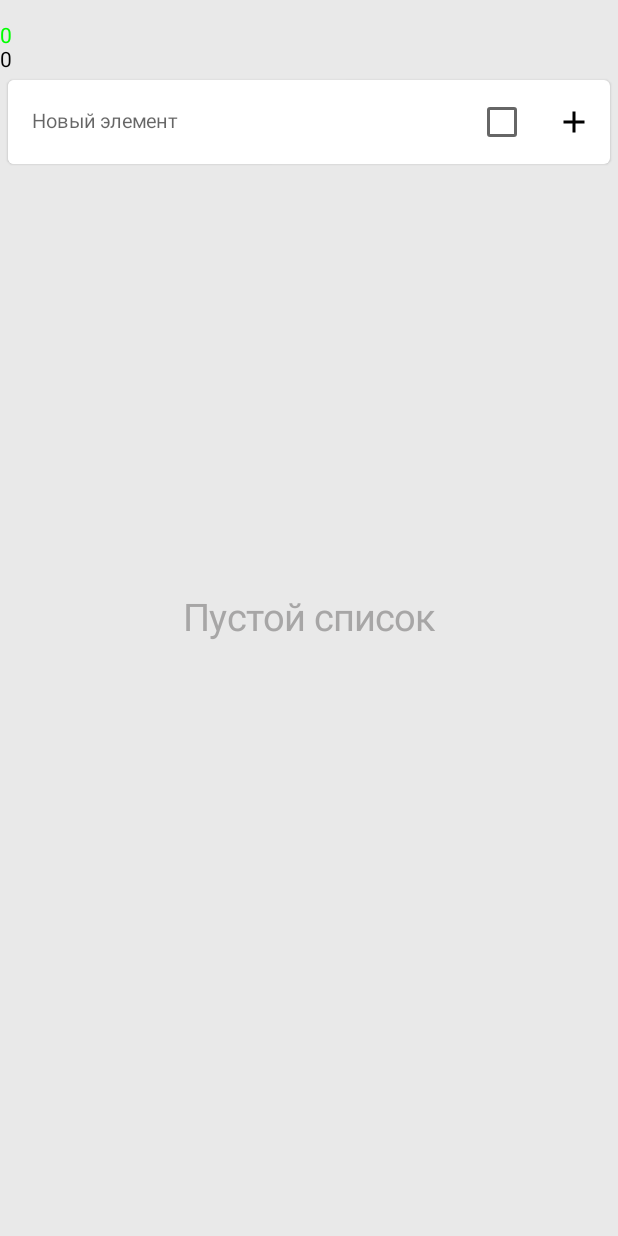
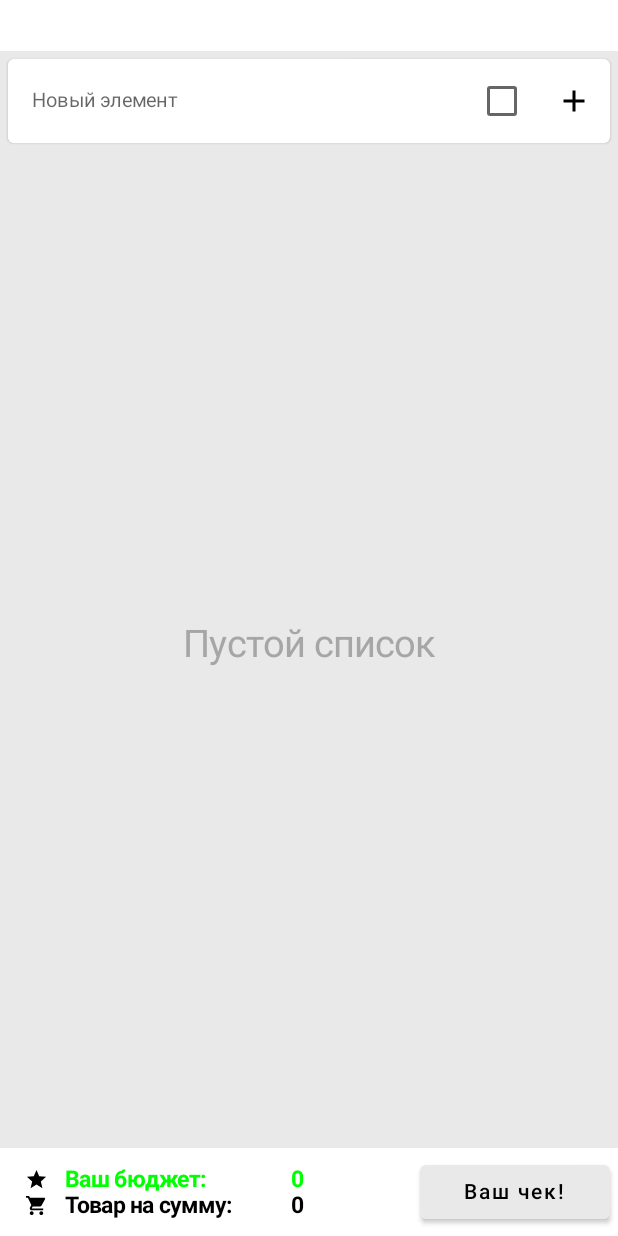
Before and after one commit to DenielP4/ShoppingList, an Android app built with Jetpack Compose: the composable AddItemScreen shown on its own in the app's theme, on a phone screen of 412 x 824 dp. Run offline under Robolectric (Android 15) with nearby library versions, the phone set to English and light mode, and no system bars; our stand-ins replace Dagger/Hilt's generated code, Room's generated code; 2 statements that could not run were skipped.

Commit message:
Update AddItemScreen

```diff
--- a/app/src/main/java/com/example/shoppinglist/add_item_screen/AddItemScreen.kt
+++ b/app/src/main/java/com/example/shoppinglist/add_item_screen/AddItemScreen.kt
@@ -2,26 +2,35 @@ package com.example.shoppinglist.add_item_screen
 
 import android.annotation.SuppressLint
 import androidx.compose.foundation.background
+import androidx.compose.foundation.layout.Arrangement
+import androidx.compose.foundation.layout.Box
 import androidx.compose.foundation.layout.Column
 import androidx.compose.foundation.layout.Row
 import androidx.compose.foundation.layout.fillMaxSize
 import androidx.compose.foundation.layout.fillMaxWidth
 import androidx.compose.foundation.layout.padding
+import androidx.compose.foundation.layout.size
 import androidx.compose.foundation.layout.wrapContentHeight
 import androidx.compose.foundation.layout.wrapContentWidth
 import androidx.compose.foundation.lazy.LazyColumn
 import androidx.compose.foundation.lazy.items
 import androidx.compose.material.Button
+import androidx.compose.material.ButtonColors
+import androidx.compose.material.ButtonDefaults
 import androidx.compose.material.Card
 import androidx.compose.material.Checkbox
 import androidx.compose.material.Icon
 import androidx.compose.material.IconButton
+import androidx.compose.material.MaterialTheme
 import androidx.compose.material.Scaffold
 import androidx.compose.material.Snackbar
 import androidx.compose.material.SnackbarHost
 import androidx.compose.material.Text
 import androidx.compose.material.TextField
 import androidx.compose.material.TextFieldDefaults
+import androidx.compose.material.icons.Icons
+import androidx.compose.material.icons.filled.ShoppingCart
+import androidx.compose.material.icons.filled.Star
 
 import androidx.compose.material.rememberScaffoldState
 import androidx.compose.runtime.Composable
@@ -35,12 +44,14 @@ import androidx.compose.ui.Modifier
 import androidx.compose.ui.graphics.Color
 import androidx.compose.ui.res.painterResource
 import androidx.compose.ui.text.TextStyle
+import androidx.compose.ui.text.font.FontWeight
 import androidx.compose.ui.text.style.TextAlign
 import androidx.compose.ui.unit.dp
 import androidx.compose.ui.unit.sp
 import androidx.hilt.navigation.compose.hiltViewModel
 import com.example.shoppinglist.R
 import com.example.shoppinglist.dialog.MainDialog
+import com.example.shoppinglist.receipt_dialog.ReceiptDialog
 import com.example.shoppinglist.ui.theme.DarkText
 import com.example.shoppinglist.ui.theme.EmptyText
 import com.example.shoppinglist.ui.theme.GrayLight
@@ -80,23 +91,103 @@ fun AddItemScreen(
                     backgroundColor = RedLight
                 )
             }
+        },
+        topBar = {
+            Box() {
+                Text(
+                    text = viewModel.currentList,
+                    fontSize = 20.sp,
+                    fontWeight = FontWeight.Bold,
+                    textAlign = TextAlign.Center,
+                    modifier = Modifier
+                        .padding(5.dp)
+                        .fillMaxWidth()
+                )
+            }
+        },
+        bottomBar = {
+            Box(
+                modifier = Modifier
+                    .background(Color.White)
+                    .fillMaxWidth()
+            ) {
+                Row(
+                    horizontalArrangement = Arrangement.SpaceBetween,
+                    verticalAlignment = Alignment.CenterVertically
+                ) {
+                    Column(
+                        modifier = Modifier
+                            .weight(2f)
+                            .padding(5.dp)
+                    ) {
+                        Row(verticalAlignment = Alignment.CenterVertically) {
+                            Icon(
+                                imageVector = Icons.Default.Star,
+                                contentDescription = "Budget",
+                                modifier = Modifier
+                                    .weight(0.5f)
+                                    .size(15.dp)
+                            )
+                            Text(
+                                text = "Ваш бюджет:",
+                                color = viewModel.colorBudget,
+                                fontSize = 15.sp,
+                                fontWeight = FontWeight.Bold,
+                                modifier = Modifier.weight(2f)
+                            )
+                            Text(
+                                text = "${viewModel.currentBudget}",
+                                color = viewModel.colorBudget,
+                                fontSize = 15.sp,
+                                fontWeight = FontWeight.Bold,
+                                modifier = Modifier.weight(1f)
+                            )
+                        }
+                        Row(verticalAlignment = Alignment.CenterVertically) {
+                            Icon(
+                                imageVector = Icons.Default.ShoppingCart,
+                                contentDescription = "Basket",
+                                modifier = Modifier
+                                    .weight(0.5f)
+                                    .size(15.dp)
+                            )
+                            Text(
+                                text = "Товар на сумму:",
+                                fontSize = 15.sp,
+                                fontWeight = FontWeight.Bold,
+                                modifier = Modifier.weight(2f)
+                            )
+                            Text(
+                                text = "${viewModel.basket}",
+                                fontSize = 15.sp,
+                                fontWeight = FontWeight.Bold,
+                                modifier = Modifier.weight(1f)
+                            )
+                        }
+                    }
+                    Button(
+                        onClick = {
+                            viewModel.onEvent(AddItemEvent.OnGenerateReceipt)
+                        },
+                        colors = ButtonDefaults.buttonColors(backgroundColor = viewModel.colorReceipt),
+                        modifier = Modifier
+                            .weight(1f)
+                            .padding(5.dp)
+                    ) {
+                        Text(
+                            text = "Ваш чек!"
+                        )
+                    }
+                }
+            }
         }
     ) {
         Column(
             modifier = Modifier
                 .fillMaxSize()
                 .background(GrayLight)
+                .padding(bottom = 65.dp)
         ) {
-            Text(
-                text = viewModel.currentList
-            )
-            Text(
-                text = viewModel.currentBudget.toString(),
-                color = viewModel.colorBudget
-            )
-            Text(
-                text = viewModel.basket.toString()
-            )
             Card(
                 modifier = Modifier
                     .fillMaxWidth()
@@ -168,17 +259,9 @@ fun AddItemScreen(
                     }
                 }
             }
-            Button(
-                onClick = {
-                    viewModel.onEvent(AddItemEvent.OnGenerateReceipt)
-                }
-            ) {
-                Text(
-                    text = "Ваш чек!"
-                )
-            }
         }
         MainDialog(viewModel)
+        ReceiptDialog(viewModel)
         if (itemsList?.value?.isEmpty() == true) {
             Text(
                 modifier = Modifier
--- a/app/src/main/java/com/example/shoppinglist/add_item_screen/AddItemViewModel.kt
+++ b/app/src/main/java/com/example/shoppinglist/add_item_screen/AddItemViewModel.kt
@@ -12,12 +12,16 @@ import androidx.lifecycle.ViewModel
 import androidx.lifecycle.viewModelScope
 import com.example.shoppinglist.data.AddItem
 import com.example.shoppinglist.data.AddItemRepository
-//import com.example.shoppinglist.data.ReceiptListRepository
+import com.example.shoppinglist.data.ReceiptListItem
 import com.example.shoppinglist.data.ShoppingListItem
 import com.example.shoppinglist.dialog.DialogController
 import com.example.shoppinglist.dialog.DialogEvent
 import com.example.shoppinglist.main_screen.MainScreenEvent
+import com.example.shoppinglist.receipt_dialog.ReceiptDialogController
+import com.example.shoppinglist.receipt_dialog.ReceiptDialogEvent
+import com.example.shoppinglist.ui.theme.GrayLight
 import com.example.shoppinglist.utils.UiEvent
+import com.example.shoppinglist.utils.getCurrentTime
 import dagger.hilt.android.lifecycle.HiltViewModel
 import kotlinx.coroutines.channels.Channel
 import kotlinx.coroutines.flow.Flow
@@ -29,20 +33,23 @@ import javax.inject.Inject
 @HiltViewModel
 class AddItemViewModel @Inject constructor(
     private val repository: AddItemRepository,
-//    private val repositoryReceipt: ReceiptListRepository,
     savedStateHandle: SavedStateHandle
-) : ViewModel(), DialogController {
+) : ViewModel(), DialogController, ReceiptDialogController {
 
     private val _uiEvent = Channel<UiEvent>()
     val uiEvent = _uiEvent.receiveAsFlow()
 
     var itemsList: Flow<List<AddItem>>? = null
     var addItem: AddItem? = null
+
+    var receiptItem: ReceiptListItem? = null
     var shoppingListItem: ShoppingListItem? = null
     var currentBudget by mutableStateOf(0)
     var currentList by mutableStateOf("")
     var basket by mutableStateOf(0)
+    var listCheckedItems by mutableStateOf(emptyList<AddItem>())
     var colorBudget by mutableStateOf(Color.Green)
+    var colorReceipt by mutableStateOf(GrayLight)
     var listId: Int = -1
 
     init {
@@ -53,6 +60,8 @@ class AddItemViewModel @Inject constructor(
             currentList = shoppingListItem?.name!!
             currentBudget = shoppingListItem?.budget!!
         }
+        updateListChekedItem()
+        updateBasket()
     }
 
     var itemText = mutableStateOf("")
@@ -80,6 +89,14 @@ class AddItemViewModel @Inject constructor(
         private set
     override var showPriceNumber = mutableStateOf(true)
         private set
+
+    override var dialogTitleReceipt = mutableStateOf("")
+        private set
+    override var openReceiptDialog = mutableStateOf(false)
+        private set
+    override var receipt: ReceiptListItem = ReceiptListItem(null, "", "", 0, emptyList())
+        private set
+
 
     fun onEvent(event: AddItemEvent) {
         when (event) {
@@ -137,7 +154,7 @@ class AddItemViewModel @Inject constructor(
 
             is AddItemEvent.OnCheckedChange -> {
                 viewModelScope.launch {
-                    if (event.item.price !=0)
+                    if (event.item.price != 0)
                         repository.insertItem(event.item)
                     else
                         sendUiEvent(UiEvent.ShowSnackBar("Укажите цену и количество товара <${event.item.name}>"))
@@ -151,12 +168,23 @@ class AddItemViewModel @Inject constructor(
             }
 
             is AddItemEvent.OnGenerateReceipt -> {
-                viewModelScope.launch {
-                    itemsList?.collect { list ->
-                        val listCheckedItems = list.filter { it.isCheck }
-                        Log.d("List", "$listCheckedItems")
+                if (basket == 0)
+                    sendUiEvent(UiEvent.ShowSnackBar("Сначала добавьте товар в корзину!"))
+                else {
+                    viewModelScope.launch {
+                        receiptItem = ReceiptListItem(
+                            receiptItem?.receiptId,
+                            shoppingListItem!!.name,
+                            getCurrentTime(),
+                            basket,
+                            listCheckedItems
+                        )
+                        Log.d("Receipt", "$receiptItem")
                     }
+                    openReceiptDialog.value = true
+                    receipt = receiptItem!!
                 }
+
             }
         }
     }
@@ -203,6 +231,14 @@ class AddItemViewModel @Inject constructor(
         }
     }
 
+    private fun updateListChekedItem() {
+        viewModelScope.launch {
+            itemsList?.collect { list ->
+                listCheckedItems = list.filter { it.isCheck }
+            }
+        }
+    }
+
     private fun updateBasket() {
         viewModelScope.launch {
             itemsList?.collect { list ->
@@ -218,6 +254,7 @@ class AddItemViewModel @Inject constructor(
 
     private fun checkBasket() {
         colorBudget = if (basket > currentBudget) Color.Red else Color.Green
+        colorReceipt = if (basket == 0) GrayLight else Color.Green
     }
 
     private fun updateShoppingListCount() {
@@ -244,4 +281,30 @@ class AddItemViewModel @Inject constructor(
         }
     }
 
+
+    override fun onReceiptDialogEvent(event: ReceiptDialogEvent) {
+        when (event) {
+            ReceiptDialogEvent.OnCancel -> {
+                openReceiptDialog.value = false
+                receipt = ReceiptListItem(null, "", "", 0, emptyList())
+                viewModelScope.launch {
+                    listCheckedItems.forEach {  chItem ->
+                        repository.deleteItem(chItem)
+                    }
+                }
+                sendUiEvent(UiEvent.ShowSnackBar("Ваш чек не был сохранён!"))
+            }
+            ReceiptDialogEvent.OnConfirm -> {
+                openReceiptDialog.value = false
+                viewModelScope.launch {
+                    repository.insertReceipt(receiptItem!!)
+                    listCheckedItems.forEach {  chItem ->
+                        repository.deleteItem(chItem)
+                    }
+                }
+                sendUiEvent(UiEvent.ShowSnackBar("Ваш чек был сохранён!"))
+            }
+        }
+    }
+
 }
```
